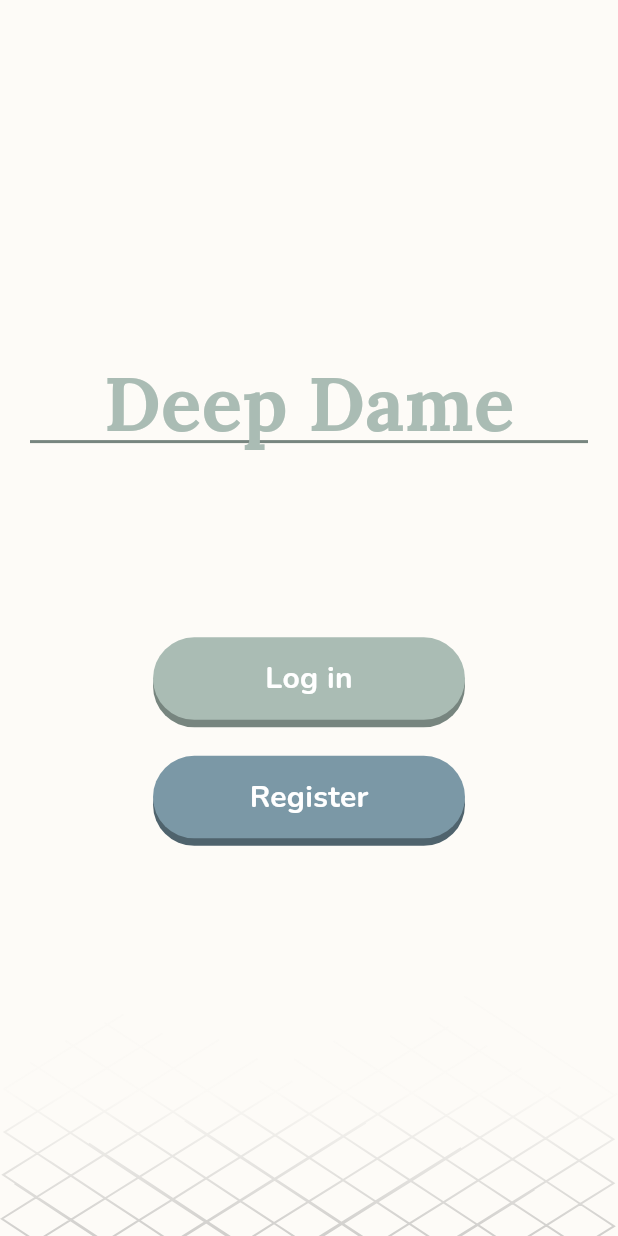
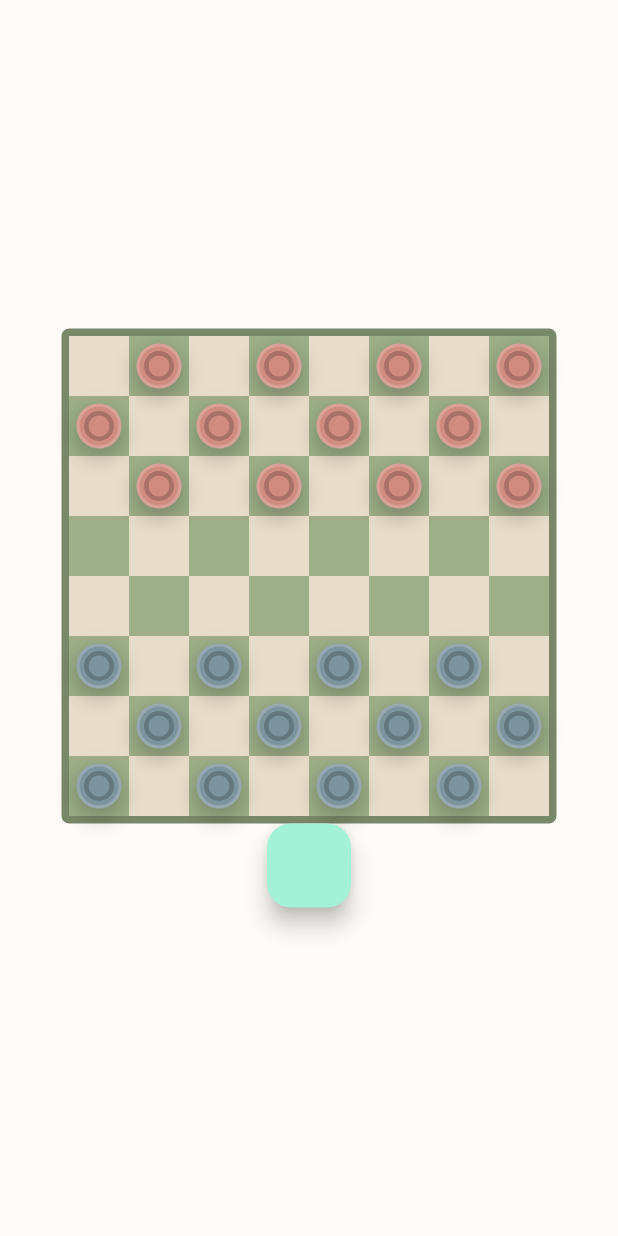
Before and after one commit to Ilyass-Bougati/DeepDame, a Flutter app: the screen it shows after launch, on a phone screen of 412 x 824 dp. Run offline on Flutter 3.47's test engine with Material 3 defaults, Android fonts, the phone set to English and light mode, and no system bars; our stand-ins replace chat_bubbles, cookie_jar, dio, dio_cookie_manager, flutter_svg, google_fonts; missing offline and left inert: stomp_dart_client; accounts and stored records are empty; project files that could hold a hidden picture were left out.

Commit message:
save point

```diff
--- a/client/deepdame/lib/game-engine/model/board.dart
+++ b/client/deepdame/lib/game-engine/model/board.dart
@@ -8,10 +8,7 @@ class Board {
   late final List<List<Piece?>> grid;
 
   Board() {
-    grid = List.generate(
-      size,
-      (_) => List<Piece?>.filled(size, null),
-    );
+    grid = List.generate(size, (_) => List<Piece?>.filled(size, null));
     _initializeBoard();
   }
 
@@ -54,10 +51,10 @@ class Board {
     return grid;
   }
 
-  // Debug printing
-  void printBoard() {
+  @override
+  String toString() {
+    var lineBuffer = StringBuffer();
     for (int i = 0; i < size; i++) {
-      var lineBuffer = StringBuffer();
       for (int j = 0; j < size; j++) {
         Piece? p = grid[i][j];
         if (p == null) {
@@ -68,7 +65,13 @@ class Board {
           lineBuffer.write(p.isKing ? "W " : "w ");
         }
       }
-      print(lineBuffer.toString());
+      lineBuffer.write("\n");
     }
+    return lineBuffer.toString();
+  }
+
+  // Debug printing
+  void printBoard() {
+    print(toString());
   }
 }
--- a/client/deepdame/lib/main.dart
+++ b/client/deepdame/lib/main.dart
@@ -1,6 +1,7 @@
 import 'dart:io';
 
 import 'package:cookie_jar/cookie_jar.dart';
+import 'package:deepdame/pages/Game.dart';
 import 'package:deepdame/pages/Landing.dart';
 import 'package:deepdame/static/Utils.dart';
 import 'package:dio_cookie_manager/dio_cookie_manager.dart';
@@ -49,7 +50,7 @@ class MyApp extends StatelessWidget {
       ),
       debugShowCheckedModeBanner: false,
       title: 'Deep Dame',
-      home: Landing(),
+      home: Game(),
     );
   }
 }
--- /dev/null
+++ b/client/deepdame/lib/pages/Game.dart
@@ -0,0 +1,101 @@
+import 'package:deepdame/game-engine/logic/game_engine.dart';
+import 'package:deepdame/game-engine/model/game_state.dart';
+import 'package:deepdame/game-engine/model/move.dart';
+import 'package:deepdame/game-engine/model/position.dart';
+import 'package:deepdame/prefabs/GameBoard.dart';
+import 'package:deepdame/prefabs/GamePiece.dart';
+import 'package:flutter/material.dart';
+
+// Draw board --> Once.
+// instantiate GameEngine --> Once.
+// instantiate pieces --> Every move.
+
+class Game extends StatefulWidget {
+  const Game({super.key});
+
+  @override
+  State<StatefulWidget> createState() => _GameCreateState();
+}
+
+class _GameCreateState extends State<Game> {
+  late final GameEngine engine;
+  late final GameState currentState;
+
+  List<Row> rows = [];
+
+  void refreshPieces() {
+    rows = [];
+    //Build the pieces :
+    for (String s in currentState.board.toString().split("\n")) {
+      List<Widget> row = [];
+      for (String ss in s.characters) {
+        late Widget toAdd;
+        switch (ss) {
+          case '.':
+            toAdd = SizedBox(width: 40, height: 40);
+            break;
+          case 'w':
+            toAdd = SizedBox(
+              width: 40,
+              height: 40,
+              child: Gamepiece(false, true),
+            );
+            break;
+          case 'b':
+            toAdd = SizedBox(
+              width: 40,
+              height: 40,
+              child: Gamepiece(true, false),
+            );
+            break;
+          case ' ':
+            continue;
+        }
+        row.add(toAdd);
+      }
+      rows.add(Row(mainAxisSize: MainAxisSize.min, children: row));
+    }
+  }
+
+  @override
+  void initState() {
+    super.initState();
+    engine = GameEngine();
+    currentState = GameState.newGame("test-id");
+
+    refreshPieces();
+  }
+
+  @override
+  Widget build(BuildContext context) {
+    return Scaffold(
+      backgroundColor: Color.fromARGB(255, 253, 251, 247),
+      body: Center(
+        child: Column(
+          mainAxisAlignment: MainAxisAlignment.center,
+          children: [
+            Stack(
+              alignment: AlignmentGeometry.center,
+              children: [
+                Gameboard(),
+                Column(children: rows),
+              ],
+            ),
+            FloatingActionButton(
+              onPressed: () {
+                engine.applyMove(
+                  currentState,
+                  Move(Position(5, 2), Position(4, 3)),
+                );
+
+                setState(() {
+                  refreshPieces();
+                });
+              },
+            ),
+          ],
+        ),
+      ),
+    );
+  }
+}
--- a/client/deepdame/lib/pages/Landing.dart
+++ b/client/deepdame/lib/pages/Landing.dart
@@ -170,6 +170,7 @@ class Landing extends StatelessWidget {
                         );
                       },
                     ),
+                    SizedBox(height: 19)
                   ],
                 ),
                 Column(
--- /dev/null
+++ b/client/deepdame/lib/prefabs/GameBoard.dart
@@ -0,0 +1,42 @@
+import 'package:flutter/material.dart';
+
+class Gameboard extends StatelessWidget {
+  @override
+  Widget build(BuildContext context) {
+    //build the board -> return it.
+    List<Widget> rows = [];
+
+    for (int j = 0; j < 8; j++) {
+      List<Widget> row = [];
+      for (int i = 0; i < 8; i++) {
+        row.add(
+          BoardSquare(i % 2 == 0 ? rows.length % 2 == 0 : rows.length % 2 != 0),
+        );
+      }
+      rows.add(Row(mainAxisSize: MainAxisSize.min, children: row));
+    }
+    return Container(
+      decoration: BoxDecoration(
+        borderRadius: BorderRadius.circular(5),
+        border: Border.all(width: 5, color: Color.fromARGB(255, 122, 136, 106)),
+      ),
+      child: Column(children: rows),
+    );
+  }
+}
+
+class BoardSquare extends StatelessWidget {
+  final bool isDark;
+  const BoardSquare(this.isDark, {super.key});
+
+  @override
+  Widget build(BuildContext context) {
+    return Container(
+      height: 40,
+      width: 40,
+      decoration: BoxDecoration(
+        color: isDark ? Color(0xFFE8DCCA) : Color(0xFF9CAF88),
+      ),
+    );
+  }
+}
--- /dev/null
+++ b/client/deepdame/lib/prefabs/GamePiece.dart
@@ -0,0 +1,75 @@
+import 'package:flutter/material.dart';
+
+class Gamepiece extends StatelessWidget {
+  final bool own;
+  final bool isLight;
+
+  const Gamepiece(
+    this.own,
+    this.isLight, {
+    super.key,
+  }); //Light / Dark pieces
+
+  @override
+  Widget build(BuildContext context) =>
+      own ? _buildOwnPiece() : _buildOtherPiece();
+
+  Widget _buildOwnPiece() {
+    return GestureDetector(
+      onTap: () {
+        print("Show legal moves");
+      },
+      child: _buildAsset(isLight ? Color(0xFFD08C80) : Color(0xFF7D949E)),
+    );
+  }
+
+  Widget _buildOtherPiece() {
+    return _buildAsset(isLight ? Color(0xFFD08C80) : Color(0xFF7D949E));
+  }
+
+  Widget _buildAsset(Color color) {
+    return Stack(
+      alignment: AlignmentGeometry.center,
+      children: [
+        Container(
+          height: 30,
+          width: 30,
+          decoration: BoxDecoration(
+            color: color,
+            borderRadius: BorderRadius.circular(30),
+            boxShadow: [
+              BoxShadow(
+                color: const Color.fromARGB(51, 0, 0, 0), // Shadow color
+                spreadRadius: 2, // How much the shadow spreads
+                blurRadius: 10, // Softness of the shadow
+                offset: const Offset(0, 5), // Changes position (dx, dy)
+              ),
+            ],
+          ),
+        ),
+        Container(
+          height: 30,
+          width: 30,
+          decoration: BoxDecoration(
+            border: Border.all(
+              color: const Color.fromARGB(49, 255, 255, 255),
+              width: 2,
+            ),
+            borderRadius: BorderRadius.circular(30),
+          ),
+        ),
+        Container(
+          height: 20,
+          width: 20,
+          decoration: BoxDecoration(
+            border: Border.all(
+              color: const Color.fromARGB(50, 0, 0, 0),
+              width: 3,
+            ),
+            borderRadius: BorderRadius.circular(30),
+          ),
+        ),
+      ],
+    );
+  }
+}
```
Also changed, not shown: client/deepdame/lib/pages/General.dart (+6 -9 lines), client/deepdame/lib/prefabs/GameMatrix.dart (added, +25 -0 lines), client/deepdame/lib/prefabs/SendButton.dart (added, +55 -0 lines).
